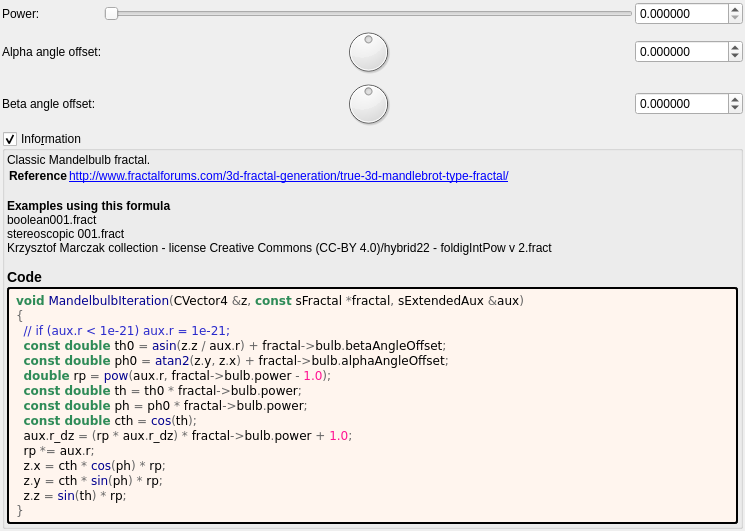
This is mandelbulber2/formula/ui/fractal_mandelbulb.ui in buddhi1980/mandelbulber2 as Qt 5 draws it before an edit. The edited form follows.
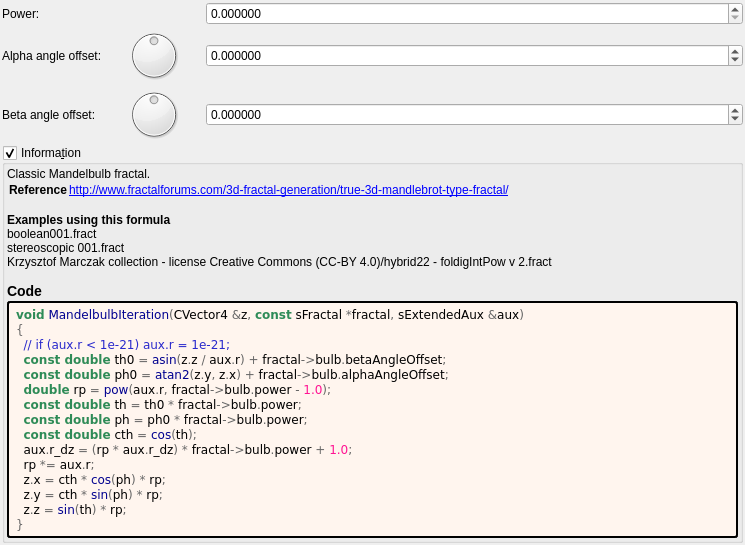
This is the edited form. Custom widgets are drawn as their Qt base class.

Commit message: Created pop-up sliders for integer spin boxes

What changed in the file:
```diff
--- a/mandelbulber2/formula/ui/fractal_mandelbulb.ui
+++ b/mandelbulber2/formula/ui/fractal_mandelbulb.ui
@@ -7,7 +7,7 @@
     <x>0</x>
     <y>0</y>
     <width>745</width>
-    <height>488</height>
+    <height>545</height>
    </rect>
   </property>
   <property name="windowTitle">
@@ -30,7 +30,7 @@
     <number>2</number>
    </property>
    <item>
-    <layout class="QGridLayout" name="gridLayout">
+    <layout class="QGridLayout" name="gridLayout" columnstretch="0,0,1">
      <property name="spacing">
       <number>2</number>
      </property>
@@ -125,25 +125,6 @@
        </property>
       </widget>
      </item>
-     <item row="0" column="1">
-      <widget class="QSlider" name="slider_power">
-       <property name="sizePolicy">
-        <sizepolicy hsizetype="Expanding" vsizetype="Maximum">
-         <horstretch>0</horstretch>
-         <verstretch>0</verstretch>
-        </sizepolicy>
-       </property>
-       <property name="maximum">
-        <number>20000000</number>
-       </property>
-       <property name="singleStep">
-        <number>1</number>
-       </property>
-       <property name="orientation">
-        <enum>Qt::Horizontal</enum>
-       </property>
-      </widget>
-     </item>
      <item row="0" column="0">
       <widget class="QLabel" name="label_7">
        <property name="text">
@@ -189,7 +170,7 @@
    <item>
     <widget class="MyGroupBox" name="groupCheck_info">
      <property name="title">
-      <string>Info&amp;rmation</string>
+      <string>Informa&amp;tion</string>
      </property>
      <property name="flat">
       <bool>false</bool>
@@ -288,17 +269,17 @@
   </layout>
  </widget>
  <customwidgets>
-  <customwidget>
-   <class>MyDoubleSpinBox</class>
-   <extends>QDoubleSpinBox</extends>
-   <header>my_double_spin_box.h</header>
-  </customwidget>
   <customwidget>
    <class>MyGroupBox</class>
    <extends>QGroupBox</extends>
    <header>my_group_box.h</header>
    <container>1</container>
   </customwidget>
+  <customwidget>
+   <class>MyDoubleSpinBox</class>
+   <extends>QDoubleSpinBox</extends>
+   <header>my_double_spin_box.h</header>
+  </customwidget>
  </customwidgets>
  <tabstops>
   <tabstop>slider_power</tabstop>
```
Left out of the diff: 3 changed lines with no effect on the pictures. The commit also changes 18 other files.
